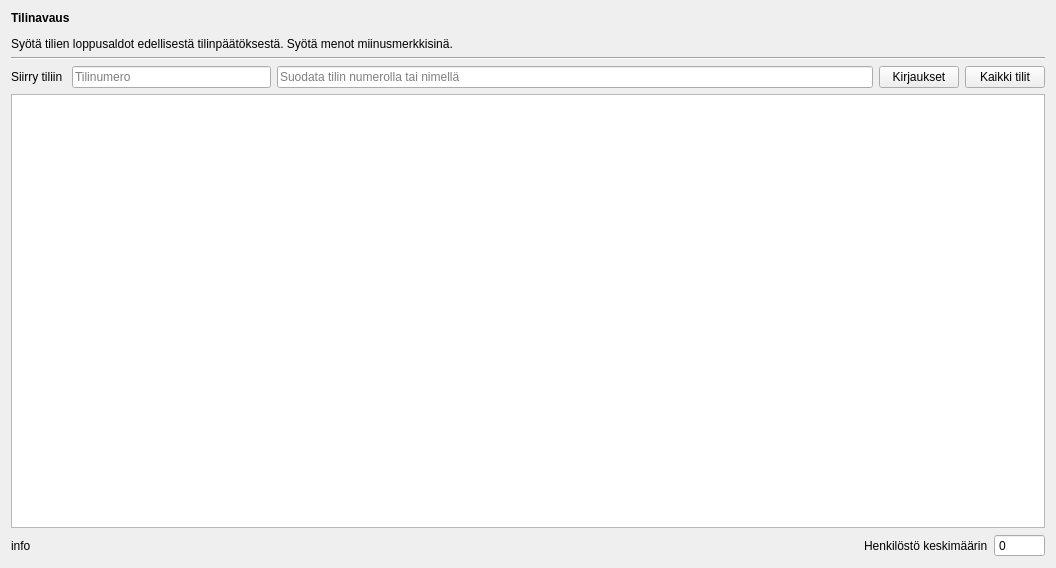
Above: kitsas/maaritys/tilinavaus.ui from artoh/kitupiikki before the change. Below: the same form after it.
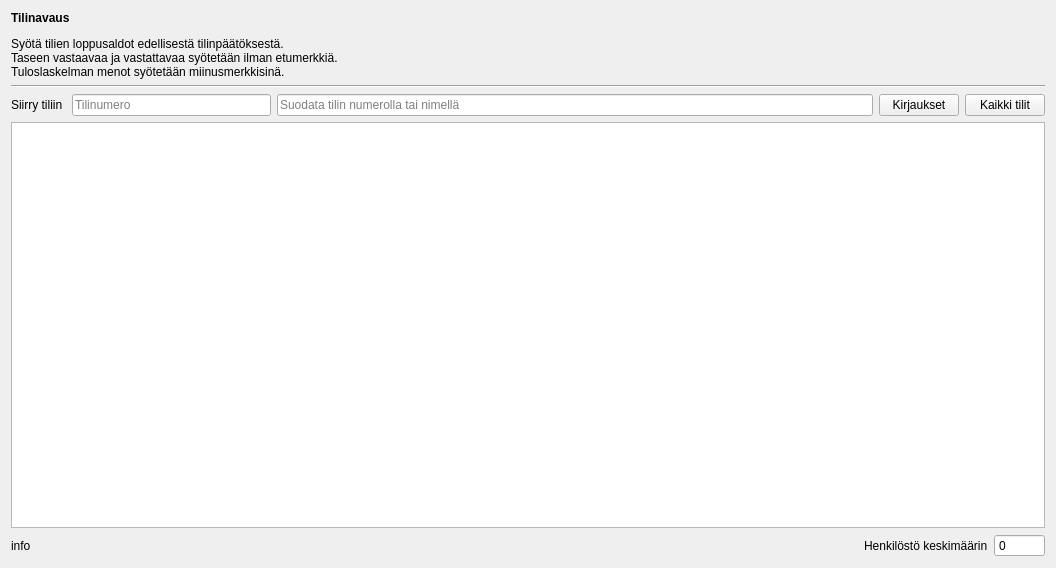
That is the form after the change. Icons and pictures are not drawn.

The edit to the form file:
```diff
--- a/kitsas/maaritys/tilinavaus.ui
+++ b/kitsas/maaritys/tilinavaus.ui
@@ -19,7 +19,7 @@
      <item>
       <widget class="QLabel" name="label">
        <property name="text">
-        <string>&lt;html&gt;&lt;head/&gt;&lt;body&gt;&lt;p&gt;&lt;span style=&quot; font-weight:600;&quot;&gt;Tilinavaus&lt;/span&gt;&lt;/p&gt;&lt;p&gt;Syötä tilien loppusaldot edellisestä tilinpäätöksestä. Syötä menot miinusmerkkisinä.&lt;/p&gt;&lt;/body&gt;&lt;/html&gt;</string>
+        <string>&lt;html&gt;&lt;head/&gt;&lt;body&gt;&lt;p&gt;&lt;span style=&quot; font-weight:600;&quot;&gt;Tilinavaus&lt;/span&gt;&lt;/p&gt;&lt;p&gt;Syötä tilien loppusaldot edellisestä tilinpäätöksestä.&lt;br/&gt;Taseen vastaavaa ja vastattavaa syötetään ilman etumerkkiä.&lt;br/&gt;Tuloslaskelman menot syötetään miinusmerkkisinä.&lt;/p&gt;&lt;/body&gt;&lt;/html&gt;</string>
        </property>
       </widget>
      </item>
```
